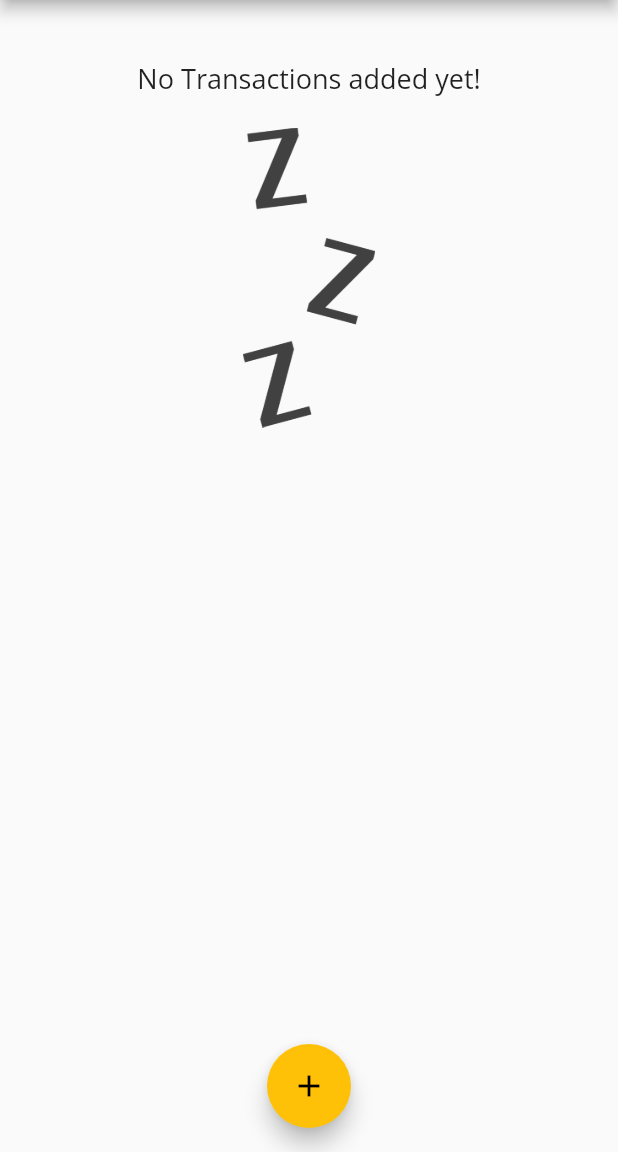
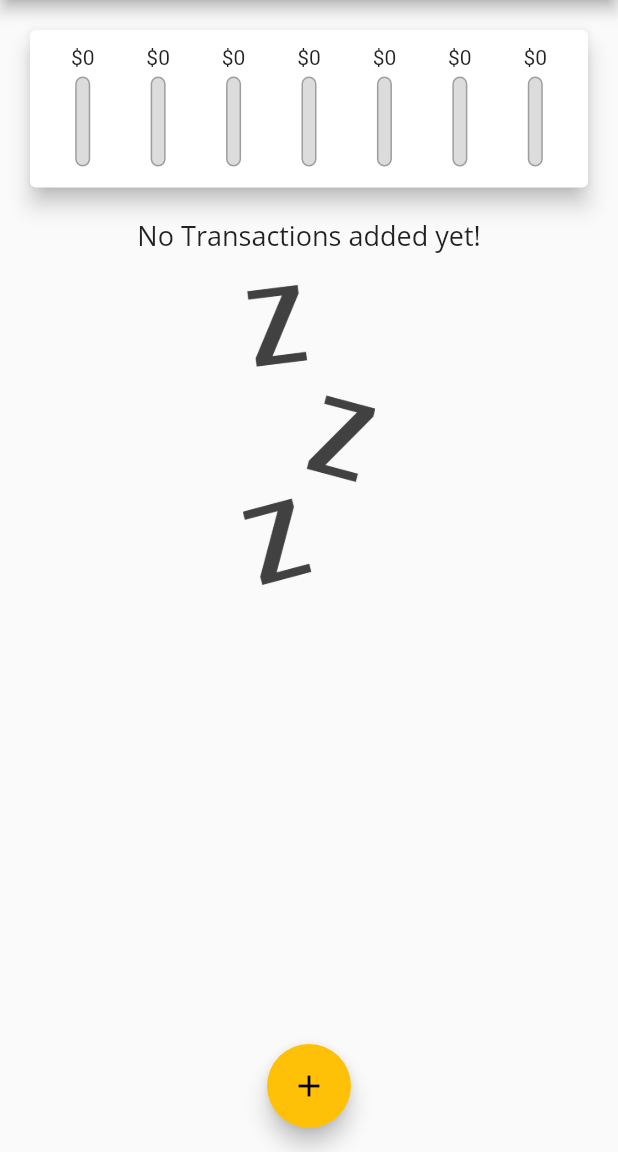
Before and after one commit to sanchoco/personal_expenses_app, a Flutter app: the screen it shows after launch, on a phone screen of 412 x 824 dp, the part 84-1236 px from its top. Run offline on Flutter 3.47's test engine with Material 2 defaults, Android fonts, the phone set to English and light mode, and no system bars.

Commit message:
add chart bar

```diff
--- a/lib/widgets/chart.dart
+++ b/lib/widgets/chart.dart
@@ -1,5 +1,6 @@
 import 'package:flutter/material.dart';
 import 'package:flutter_complete_guide/models/transaction.dart';
+import 'package:flutter_complete_guide/widgets/chart_bar.dart';
 import 'package:intl/intl.dart';
 
 class Chart extends StatelessWidget {
@@ -18,19 +19,38 @@ class Chart extends StatelessWidget {
           totalSum += recentTransactions[i].amount;
         }
       }
-      print(DateFormat.E().format(weekDay));
-      return {'day': DateFormat.E().format(weekDay), 'amount': 9.99};
+
+      return {'day': DateFormat.E().format(weekDay).substring(0, 1), 'amount': totalSum};
     }));
+  }
+
+  double get totalSpending {
+    return groupedTransactionValues.fold(0.0, (sum, item) {
+      return sum + (item['amount'] as double);
+    });
   }
 
   @override
   Widget build(BuildContext context) {
-    print(groupedTransactionValues);
     return Card(
       elevation: 6,
       margin: EdgeInsets.all(20),
-      child: Row(
-        children: [],
+      child: Padding(
+        padding: EdgeInsets.all(10),
+        child: Row(
+          mainAxisAlignment: MainAxisAlignment.spaceAround,
+          children: groupedTransactionValues.map((data) {
+            return Flexible(
+              flex: 1,
+              fit: FlexFit.tight,
+              child: ChartBar(
+                data['day'] as String,
+                data['amount'] as double,
+                totalSpending == 0.0 ? 0.0 : (data['amount'] as double) / totalSpending,
+              ),
+            );
+          }).toList(),
+        ),
       ),
     );
   }
--- /dev/null
+++ b/lib/widgets/chart_bar.dart
@@ -0,0 +1,43 @@
+import 'package:flutter/material.dart';
+
+class ChartBar extends StatelessWidget {
+  final String labal;
+  final double spendingAmount;
+  final double spendingPctOfTotal;
+
+  ChartBar(this.labal, this.spendingAmount, this.spendingPctOfTotal);
+
+  @override
+  Widget build(BuildContext context) {
+    return Column(
+      children: [
+        FittedBox(child: Text('\$${spendingAmount.toStringAsFixed(0)}')),
+        SizedBox(height: 5),
+        Container(
+          height: 60,
+          width: 10,
+          child: Stack(
+            children: [
+              Container(
+                decoration: BoxDecoration(
+                    border: Border.all(color: Colors.grey, width: 1.0),
+                    color: Color.fromRGBO(220, 220, 220, 1),
+                    borderRadius: BorderRadius.circular(20)),
+              ),
+              FractionallySizedBox(
+                heightFactor: spendingPctOfTotal,
+                child: Container(
+                  decoration:
+                      BoxDecoration(color: Theme.of(context).primaryColor, borderRadius: BorderRadius.circular(10)),
+                ),
+              )
+            ],
+          ),
+        ),
+        SizedBox(
+          height: 4,
+        ),
+      ],
+    );
+  }
+}
```
